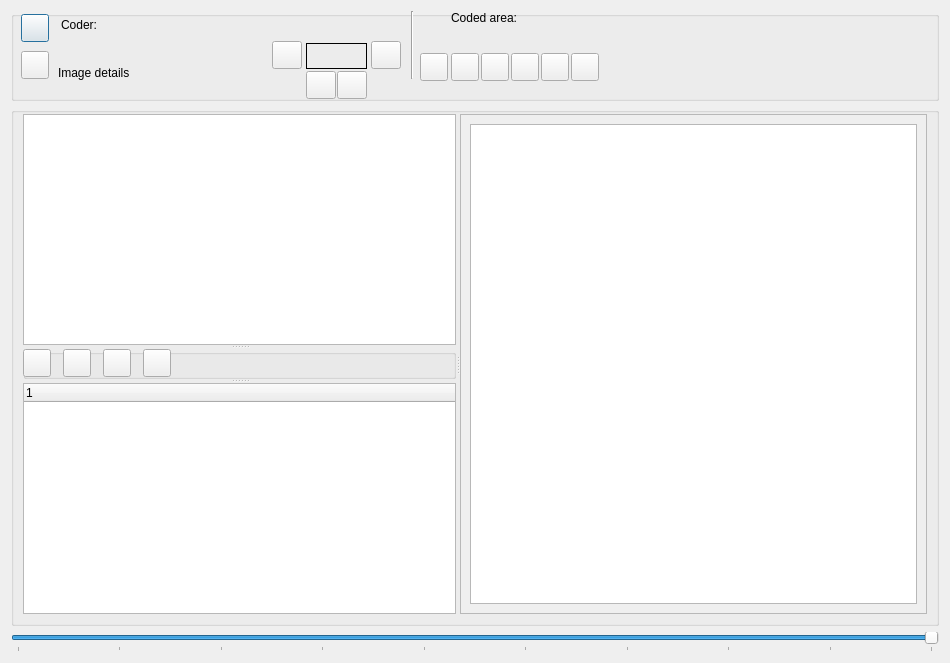
First picture: the form in GUI_UIs/ui_dialog_code_image.ui, repository ccbogel/QualCoder, before the edit.
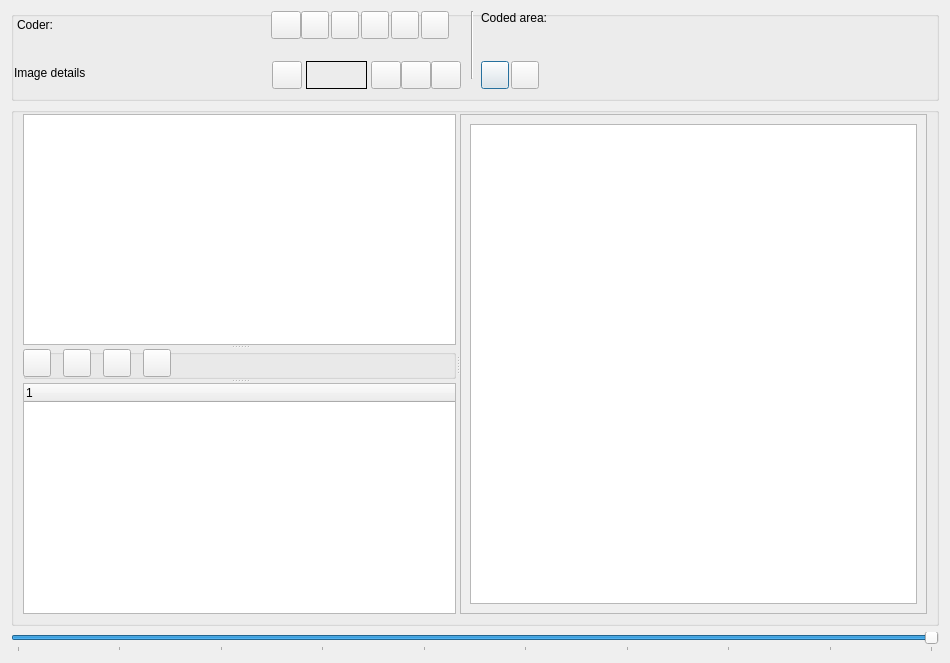
Second picture: the form after the edit.

The edit to the form file:
```diff
--- a/GUI_UIs/ui_dialog_code_image.ui
+++ b/GUI_UIs/ui_dialog_code_image.ui
@@ -31,28 +31,12 @@
      <property name="title">
       <string/>
      </property>
-     <widget class="QPushButton" name="pushButton_memo">
-      <property name="geometry">
-       <rect>
-        <x>10</x>
-        <y>3</y>
-        <width>28</width>
-        <height>28</height>
-       </rect>
-      </property>
-      <property name="toolTip">
-       <string>&lt;html&gt;&lt;head/&gt;&lt;body&gt;&lt;p&gt;File memo&lt;/p&gt;&lt;/body&gt;&lt;/html&gt;</string>
-      </property>
-      <property name="text">
-       <string/>
-      </property>
-     </widget>
      <widget class="QLabel" name="label_coder">
       <property name="geometry">
        <rect>
-        <x>50</x>
+        <x>6</x>
         <y>0</y>
-        <width>331</width>
+        <width>241</width>
         <height>28</height>
        </rect>
       </property>
@@ -63,7 +47,7 @@
      <widget class="QLabel" name="label_image">
       <property name="geometry">
        <rect>
-        <x>47</x>
+        <x>3</x>
         <y>41</y>
         <width>201</width>
         <height>41</height>
@@ -79,9 +63,9 @@
      <widget class="QLabel" name="label_coded_area">
       <property name="geometry">
        <rect>
-        <x>440</x>
+        <x>470</x>
         <y>0</y>
-        <width>481</width>
+        <width>461</width>
         <height>41</height>
        </rect>
       </property>
@@ -98,7 +82,7 @@
      <widget class="Line" name="line">
       <property name="geometry">
        <rect>
-        <x>400</x>
+        <x>460</x>
         <y>0</y>
         <width>3</width>
         <height>68</height>
@@ -130,8 +114,8 @@
      <widget class="QPushButton" name="pushButton_important">
       <property name="geometry">
        <rect>
-        <x>409</x>
-        <y>42</y>
+        <x>470</x>
+        <y>50</y>
         <width>28</width>
         <height>28</height>
        </rect>
@@ -146,8 +130,8 @@
      <widget class="QPushButton" name="pushButton_export">
       <property name="geometry">
        <rect>
-        <x>10</x>
-        <y>40</y>
+        <x>410</x>
+        <y>0</y>
         <width>28</width>
         <height>28</height>
        </rect>
@@ -162,8 +146,8 @@
      <widget class="QPushButton" name="pushButton_captions">
       <property name="geometry">
        <rect>
-        <x>440</x>
-        <y>42</y>
+        <x>500</x>
+        <y>50</y>
         <width>28</width>
         <height>28</height>
        </rect>
@@ -178,8 +162,8 @@
      <widget class="QPushButton" name="pushButton_zoom_in">
       <property name="geometry">
        <rect>
-        <x>470</x>
-        <y>42</y>
+        <x>290</x>
+        <y>0</y>
         <width>28</width>
         <height>28</height>
        </rect>
@@ -194,8 +178,8 @@
      <widget class="QPushButton" name="pushButton_zoom_out">
       <property name="geometry">
        <rect>
-        <x>500</x>
-        <y>42</y>
+        <x>320</x>
+        <y>0</y>
         <width>28</width>
         <height>28</height>
        </rect>
@@ -210,8 +194,8 @@
      <widget class="QPushButton" name="pushButton_rotate_counter">
       <property name="geometry">
        <rect>
-        <x>530</x>
-        <y>42</y>
+        <x>350</x>
+        <y>0</y>
         <width>28</width>
         <height>28</height>
        </rect>
@@ -226,8 +210,8 @@
      <widget class="QPushButton" name="pushButton_rotate_clock">
       <property name="geometry">
        <rect>
-        <x>560</x>
-        <y>42</y>
+        <x>380</x>
+        <y>0</y>
         <width>28</width>
         <height>28</height>
        </rect>
@@ -243,7 +227,7 @@
       <property name="geometry">
        <rect>
         <x>261</x>
-        <y>30</y>
+        <y>50</y>
         <width>30</width>
         <height>28</height>
        </rect>
@@ -259,7 +243,7 @@
       <property name="geometry">
        <rect>
         <x>360</x>
-        <y>30</y>
+        <y>50</y>
         <width>30</width>
         <height>28</height>
        </rect>
@@ -275,9 +259,9 @@
       <property name="geometry">
        <rect>
         <x>295</x>
-        <y>32</y>
+        <y>50</y>
         <width>61</width>
-        <height>26</height>
+        <height>28</height>
        </rect>
       </property>
       <property name="toolTip">
@@ -302,8 +286,8 @@
      <widget class="QPushButton" name="pushButton_last_page">
       <property name="geometry">
        <rect>
-        <x>295</x>
-        <y>60</y>
+        <x>390</x>
+        <y>50</y>
         <width>30</width>
         <height>28</height>
        </rect>
@@ -318,8 +302,8 @@
      <widget class="QPushButton" name="pushButton_goto_page">
       <property name="geometry">
        <rect>
-        <x>326</x>
-        <y>60</y>
+        <x>420</x>
+        <y>50</y>
         <width>30</width>
         <height>28</height>
        </rect>
@@ -331,6 +315,38 @@
        <string/>
       </property>
      </widget>
+     <widget class="QPushButton" name="pushButton_default_new_code_color">
+      <property name="geometry">
+       <rect>
+        <x>260</x>
+        <y>0</y>
+        <width>30</width>
+        <height>28</height>
+       </rect>
+      </property>
+      <property name="toolTip">
+       <string>Set default colour for new codes</string>
+      </property>
+      <property name="text">
+       <string/>
+      </property>
+     </widget>
+     <widget class="QLabel" name="label_pdf">
+      <property name="geometry">
+       <rect>
+        <x>230</x>
+        <y>50</y>
+        <width>30</width>
+        <height>28</height>
+       </rect>
+      </property>
+      <property name="toolTip">
+       <string>PDF controls</string>
+      </property>
+      <property name="text">
+       <string/>
+      </property>
+     </widget>
     </widget>
    </item>
    <item row="4" column="0">
```
